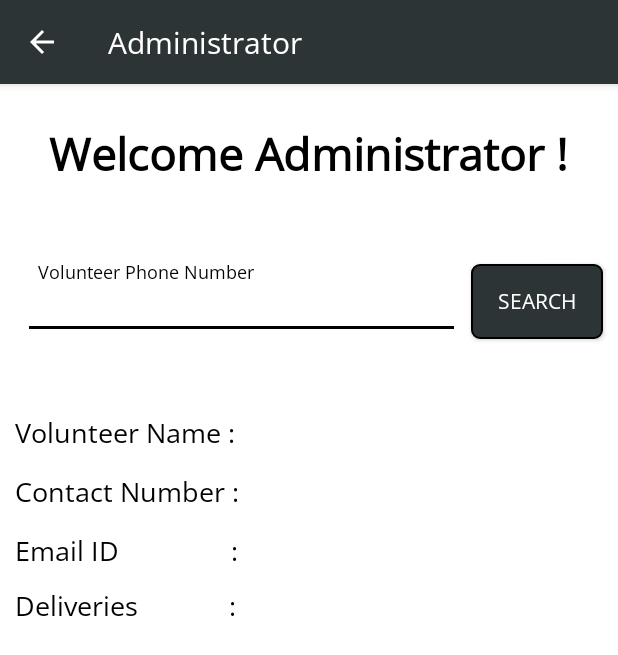
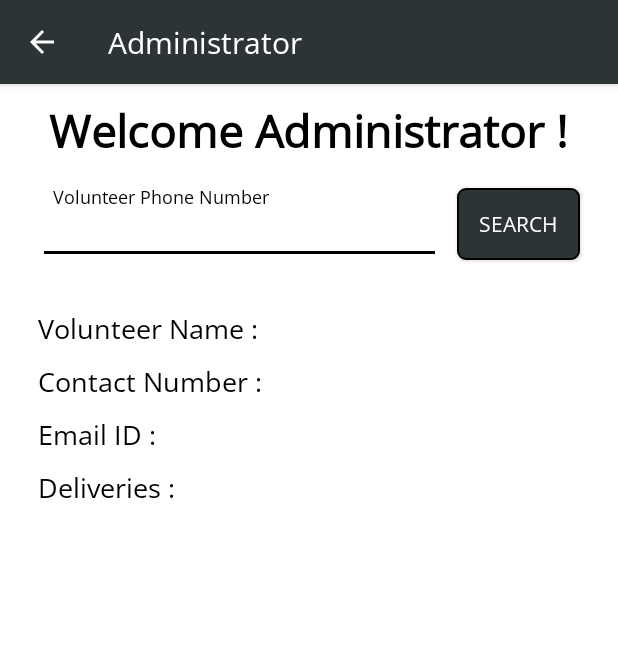
Before and after one commit to umangsolutions/Food4All, an Android app: the AdminActivity screen opened directly, with no data from a screen before it, on a phone screen of 412 x 824 dp. Shown: the top 655 px of the screen. Run offline under Robolectric (Android 15) with nearby library versions, the phone set to English and light mode, and no system bars; our stand-ins replace Firebase (no records; nobody signed in at launch, a user with empty details on screens opened directly); Roboto replaces fonts that are not available here.

```diff
--- a/app/src/main/res/layout/activity_admin.xml
+++ b/app/src/main/res/layout/activity_admin.xml
@@ -1,148 +1,176 @@
 <?xml version="1.0" encoding="utf-8"?>
-<LinearLayout xmlns:android="http://schemas.android.com/apk/res/android"
-    xmlns:app="http://schemas.android.com/apk/res-auto"
+<androidx.core.widget.NestedScrollView xmlns:android="http://schemas.android.com/apk/res/android"
     xmlns:tools="http://schemas.android.com/tools"
     android:layout_width="match_parent"
     android:layout_height="match_parent"
-    tools:context=".activities.administrator.AdminActivity"
+    android:background="@color/white"
     android:orientation="vertical"
-    android:background="#fff">
+    tools:context=".activities.administrator.AdminActivity">
+
+    <LinearLayout
+        android:layout_width="match_parent"
+        android:layout_height="wrap_content"
+        android:layout_margin="10dp"
+        android:background="@color/white"
+        android:orientation="vertical">
 
         <TextView
             android:layout_width="wrap_content"
             android:layout_height="wrap_content"
-        android:text="Welcome Administrator !"
-        android:textColor="#000"
             android:layout_gravity="center_horizontal"
-        android:textSize="30dp"
-        android:layout_marginTop="25dp"
             android:fontFamily="@font/open_sans"
+            android:text="@string/welcome_administrator"
+            android:textColor="@color/black"
+            android:textSize="30sp"
             android:textStyle="bold" />
 
+        <LinearLayout
+            android:layout_width="match_parent"
+            android:layout_height="wrap_content"
+            android:layout_margin="10dp"
+            android:baselineAligned="false"
+            android:orientation="horizontal"
+            android:weightSum="2">
 
             <com.google.android.material.textfield.TextInputLayout
                 android:layout_width="match_parent"
                 android:layout_height="wrap_content"
-        android:layout_marginLeft="-10dp"
-        android:layout_marginTop="50dp"
-        android:layout_marginRight="80dp"
-        android:layout_marginBottom="0dp">
+                android:layout_margin="5dp"
+                android:layout_weight="0.5">
 
                 <com.google.android.material.textfield.TextInputEditText
                     android:id="@+id/volphone"
                     android:layout_width="match_parent"
                     android:layout_height="wrap_content"
-            android:ems="10"
+                    android:hint="@string/volunteer_phone_number"
+                    android:inputType="number"
                     android:maxLength="10"
-            android:layout_margin="25dp"
-            android:inputType="number"
-            android:hint="Volunteer Phone Number"
                     android:padding="10dp" />
 
             </com.google.android.material.textfield.TextInputLayout>
 
             <Button
                 android:id="@+id/sear"
-        android:layout_width="wrap_content"
-        android:layout_height="50dp"
-        android:layout_gravity="right"
-        android:layout_marginTop="-75dp"
-        android:layout_marginRight="10dp"
+                android:layout_width="match_parent"
+                android:layout_height="wrap_content"
+                android:layout_gravity="center"
+                android:layout_margin="5dp"
+                android:layout_weight="1.5"
                 android:background="@drawable/button"
                 android:drawable="@drawable/ic_mail"
                 android:src="@drawable/search"
-        android:text="Search"
-        android:textColor="#fff"></Button>
+                android:text="@string/search"
+                android:textColor="@color/white" />
+        </LinearLayout>
+
+        <LinearLayout
+            android:layout_width="match_parent"
+            android:layout_height="wrap_content"
+            android:layout_margin="10dp"
+            android:baselineAligned="false"
+            android:orientation="horizontal"
+            android:weightSum="2">
+
+            <LinearLayout
+                android:layout_width="match_parent"
+                android:layout_height="wrap_content"
+                android:layout_weight="1"
+                android:orientation="vertical">
 
                 <TextView
-        android:layout_width="wrap_content"
+                    android:layout_width="match_parent"
                     android:layout_height="wrap_content"
-        android:text="Volunteer Name :"
-        android:layout_marginLeft="10dp"
-        android:textSize="18dp"
-        android:layout_marginTop="50dp"
-        android:textColor="#000"></TextView>
+                    android:layout_margin="5dp"
+                    android:text="@string/volunteer_name"
+                    android:textColor="@color/black"
+                    android:textSize="18sp" />
+
+
+                <TextView
+                    android:layout_width="match_parent"
+                    android:layout_height="wrap_content"
+                    android:layout_margin="5dp"
+                    android:text="@string/contact_number"
+                    android:textColor="#000"
+                    android:textSize="18sp" />
+
+                <TextView
+                    android:layout_width="match_parent"
+                    android:layout_height="wrap_content"
+                    android:layout_margin="5dp"
+                    android:text="@string/email_id"
+                    android:textColor="@color/black"
+                    android:textSize="18sp" />
+
+                <TextView
+                    android:layout_width="match_parent"
+                    android:layout_height="wrap_content"
+                    android:layout_margin="5dp"
+                    android:text="@string/deliveries"
+                    android:textColor="@color/black"
+                    android:textSize="18sp" />
+            </LinearLayout>
+
+            <LinearLayout
+                android:layout_width="match_parent"
+                android:layout_height="wrap_content"
+                android:layout_weight="1"
+                android:orientation="vertical">
+
+
                 <TextView
                     android:id="@+id/name"
-        android:layout_width="wrap_content"
+                    android:layout_width="match_parent"
                     android:layout_height="wrap_content"
-        android:text=""
-        android:layout_marginLeft="180dp"
-        android:layout_marginTop="-27dp"
-        android:textSize="18dp"></TextView>
+                    android:layout_margin="5dp"
+                    android:textSize="18sp" />
+
 
                 <TextView
-        android:layout_width="wrap_content"
+                    android:id="@+id/phone"
+                    android:layout_width="match_parent"
                     android:layout_height="wrap_content"
-        android:text="Contact Number :"
-        android:layout_marginLeft="10dp"
-        android:textSize="18dp"
-        android:layout_marginTop="20dp"
-        android:textColor="#000"></TextView>
-    <TextView
-        android:id="@+id/phone"
-        android:layout_width="wrap_content"
-        android:layout_height="wrap_content"
-        android:text=""
-        android:layout_marginLeft="180dp"
-        android:layout_marginTop="-27dp"
-        android:textSize="18dp"></TextView>
+                    android:layout_margin="5dp"
+                    android:textSize="18sp" />
+
 
                 <TextView
-        android:layout_width="wrap_content"
+                    android:id="@+id/emailid"
+                    android:layout_width="match_parent"
                     android:layout_height="wrap_content"
-        android:text="Email ID                :"
-        android:layout_marginLeft="10dp"
-        android:textSize="18dp"
-        android:layout_marginTop="20dp"
-        android:textColor="#000"></TextView>
-    <TextView
-        android:id="@+id/emailid"
-        android:layout_width="wrap_content"
-        android:layout_height="wrap_content"
-        android:text=""
-        android:layout_marginLeft="180dp"
-        android:layout_marginTop="-27dp"
-        android:textSize="16dp"></TextView>
+                    android:layout_margin="5dp"
+                    android:textSize="16sp" />
+
 
                 <TextView
-        android:layout_width="wrap_content"
+                    android:id="@+id/count"
+                    android:layout_width="match_parent"
                     android:layout_height="wrap_content"
-        android:text="Deliveries             :"
-        android:layout_marginLeft="10dp"
-        android:textSize="18dp"
-        android:layout_marginTop="20dp"
-        android:textColor="#000"></TextView>
-    <TextView
-        android:id="@+id/count"
-        android:layout_width="wrap_content"
-        android:layout_height="wrap_content"
-        android:text=""
-        android:layout_marginLeft="180dp"
-        android:layout_marginTop="-27dp"
-        android:textSize="18dp"></TextView>
+                    android:layout_margin="5dp"
+                    android:textSize="18sp" />
+            </LinearLayout>
+        </LinearLayout>
 
         <TextView
             android:id="@+id/high"
             android:layout_width="wrap_content"
             android:layout_height="wrap_content"
-        android:text="High Status"
             android:layout_gravity="center_horizontal"
-        android:layout_marginTop="70dp"
+            android:text="@string/high_status"
             android:textColor="#000"
-        android:visibility="gone"
-        android:textSize="25dp"></TextView>
+            android:textSize="21sp"
+            android:visibility="gone" />
+
         <TextView
             android:id="@+id/norma"
             android:layout_width="wrap_content"
             android:layout_height="wrap_content"
-        android:text="Normal Status"
             android:layout_gravity="center_horizontal"
-        android:layout_marginTop="70dp"
+            android:text="@string/normal_status"
             android:textColor="#000"
-        android:visibility="gone"
-        android:textSize="25dp"></TextView>
-
+            android:textSize="21sp"
+            android:visibility="gone" />
 
 
     </LinearLayout>
+</androidx.core.widget.NestedScrollView>
--- a/app/src/main/res/values/colors.xml
+++ b/app/src/main/res/values/colors.xml
@@ -10,6 +10,7 @@
     <color name="logo">#ffcc00</color>
     <color name="bg2">#5ce1e6</color>
     <color name="green">#7ed957</color>
+    <color name="gray">#AAAAAA</color>
     <color name="yell">#51ebe1</color>
     <color name="darkblue">#7800ff</color>
     <color name="newyell">#ff65dd</color>
--- a/app/src/main/res/values/strings.xml
+++ b/app/src/main/res/values/strings.xml
@@ -99,11 +99,26 @@
     <string name="last_blood_donation">Last Donation</string>
     <string name="no_events_to_display">No Events to Display</string>
     <string name="welcome_message">Welcome</string>
-
-
-
     <string name="fcm_token">FCM Token: %s</string>
-    <string name="default_notification_channel_id" >
-        admin_channel
-    </string>
+    <string name="default_notification_channel_id">admin_channel</string>
+    <string name="contact_us">Contact Us</string>
+    <string name="_17341a1236_gmrit_edu_in">17341A1236@gmrit.edu.in</string>
+    <string name="_91_63031_49161">+91 63031 49161</string>
+    <string name="department_of_information_technology">Department of Information Technology</string>
+    <string name="gmr_institute_of_technology">GMR Institute of Technology</string>
+    <string name="andhra_pradesh_india">Andhra Pradesh, India</string>
+    <string name="welcome_administrator">Welcome Administrator !</string>
+    <string name="volunteer_phone_number">Volunteer Phone Number</string>
+    <string name="search">Search</string>
+    <string name="volunteer_name">Volunteer Name :</string>
+    <string name="contact_number">Contact Number :</string>
+    <string name="email_id">Email ID :</string>
+    <string name="deliveries">Deliveries :</string>
+    <string name="normal_status">Normal Status</string>
+    <string name="high_status">High Status</string>
+    <string name="help_other_people_eat_hope">Help Other People Eat (HOPE)</string>
+    <string name="submit_details">SUBMIT DETAILS</string>
+    <string name="full_name">Full Name</string>
+    <string name="phone">Phone</string>
+    <string name="address">Address</string>
 </resources>
```
Also changed, not shown: app/src/main/res/layout/activity_about.xml (+46 -28 lines), app/src/main/res/layout/activity_food__details.xml (+56 -69 lines), app/src/main/res/values/styles.xml (+8 -0 lines), app/src/main/res/drawable/don1.jpg (renamed from app/src/main/res/drawable-v24/don.jpg), app/src/main/res/drawable/volunteer1.png (renamed from app/src/main/res/drawable-v24/volunteer.png). Lines whose indentation alone changed are shown as unchanged.
